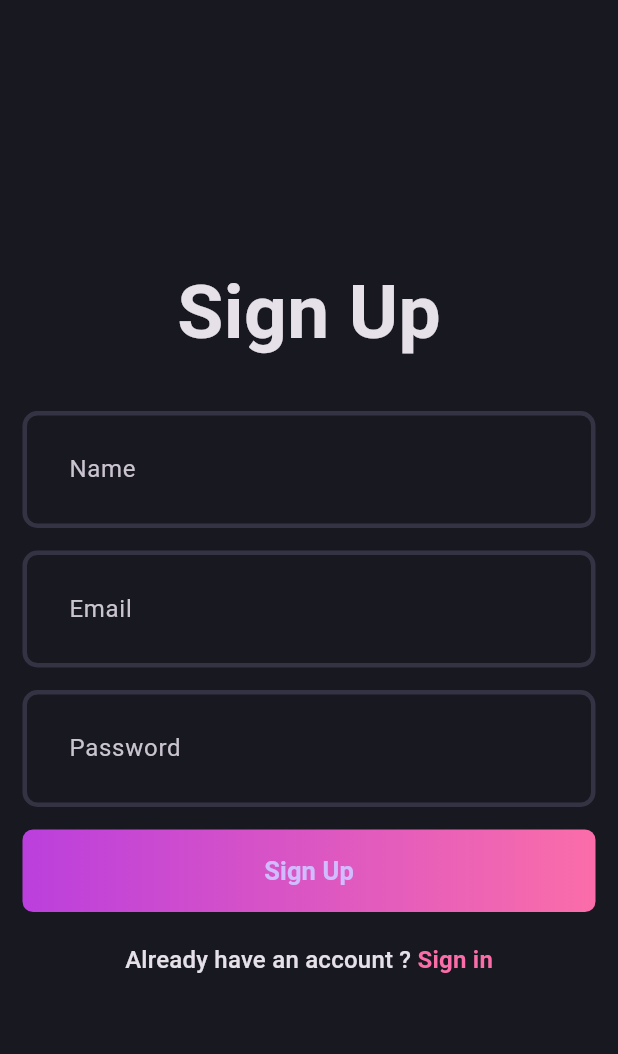
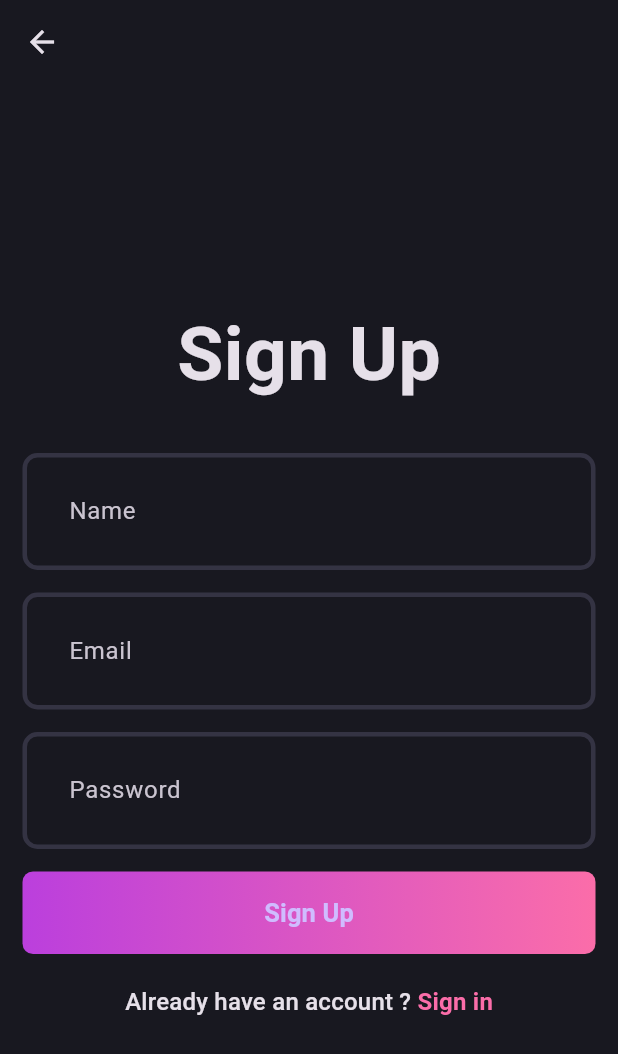
Before and after one commit to Sankiiii/Blog-App, a Flutter app: the SignupPage screen opened directly, on a phone screen of 412 x 824 dp. Shown: the top 1054 px of the screen. Run offline on Flutter 3.47's test engine with Material 3 defaults, Android fonts, the phone set to English and light mode, and no system bars.

Commit message:
Done with presentation

```diff
--- a/lib/core/theme/theme.dart
+++ b/lib/core/theme/theme.dart
@@ -9,6 +9,7 @@ class AppTheme {
 
   static final darkThemeMode = ThemeData.dark().copyWith(
     scaffoldBackgroundColor: AppPallete.backgroundColor,
+    appBarTheme: AppBarTheme(backgroundColor: AppPallete.backgroundColor),
     inputDecorationTheme: InputDecorationTheme(
       contentPadding: const EdgeInsets.all(27),
       enabledBorder: _border(),
--- a/lib/features/auth/presentation/pages/signup_page.dart
+++ b/lib/features/auth/presentation/pages/signup_page.dart
@@ -1,9 +1,11 @@
 import 'package:blog_app/core/theme/app_pallete.dart';
+import 'package:blog_app/features/auth/presentation/pages/login_page.dart';
 import 'package:blog_app/features/auth/presentation/widgets/auth_field.dart';
 import 'package:blog_app/features/auth/presentation/widgets/auth_gradient_button.dart';
 import 'package:flutter/material.dart';
 
 class SignupPage extends StatefulWidget {
+  static route() => MaterialPageRoute(builder: (cotext) => const SignupPage());
   const SignupPage({super.key});
 
   @override
@@ -11,27 +13,24 @@ class SignupPage extends StatefulWidget {
 }
 
 class _SignupPageState extends State<SignupPage> {
-
   final formKey = GlobalKey<FormState>();
-
 
   final nameController = TextEditingController();
   final emailController = TextEditingController();
   final passwordController = TextEditingController();
 
   @override
-  void dispose(){
+  void dispose() {
     nameController.dispose();
     emailController.dispose();
     passwordController.dispose();
     super.dispose();
   }
 
-
   @override
   Widget build(BuildContext context) {
     // formKey.currentState!.validate();
-    return Scaffold(
+    return Scaffold(appBar: AppBar(),
       body: Padding(
         padding: const EdgeInsets.all(15.0),
         child: Form(
@@ -48,23 +47,33 @@ class _SignupPageState extends State<SignupPage> {
               const SizedBox(height: 15),
               AuthFieldWidget(hintText: "Email", controller: emailController),
               const SizedBox(height: 15),
-              AuthFieldWidget(hintText: "Password", controller: passwordController,isObsecureText: true,),
+              AuthFieldWidget(
+                hintText: "Password",
+                controller: passwordController,
+                isObsecureText: true,
+              ),
               const SizedBox(height: 15),
-              AuthButtonWidget(textButtonStrig: "Sign Up",),
+              AuthButtonWidget(textButtonStrig: "Sign Up"),
               const SizedBox(height: 20),
-              RichText(
+              GestureDetector(
+                onTap: () {
+                  Navigator.push(context, LoginPage.route());
+                },
+                child: RichText(
                   text: TextSpan(
                     text: 'Already have an account ?',
                     style: Theme.of(context).textTheme.titleMedium,
                     children: [
                       TextSpan(
                         text: ' Sign in',
-                      style: Theme.of(context).textTheme.titleMedium?.copyWith(
+                        style: Theme.of(context).textTheme.titleMedium
+                            ?.copyWith(
                               color: AppPallete.gradient2,
                               fontWeight: FontWeight.bold,
                             ),
                       ),
                     ],
+                  ),
                 ),
               ),
             ],
```
Also changed, not shown: lib/features/auth/presentation/pages/login_page.dart (+8 -1 lines). Lines whose indentation alone changed are shown as unchanged.
